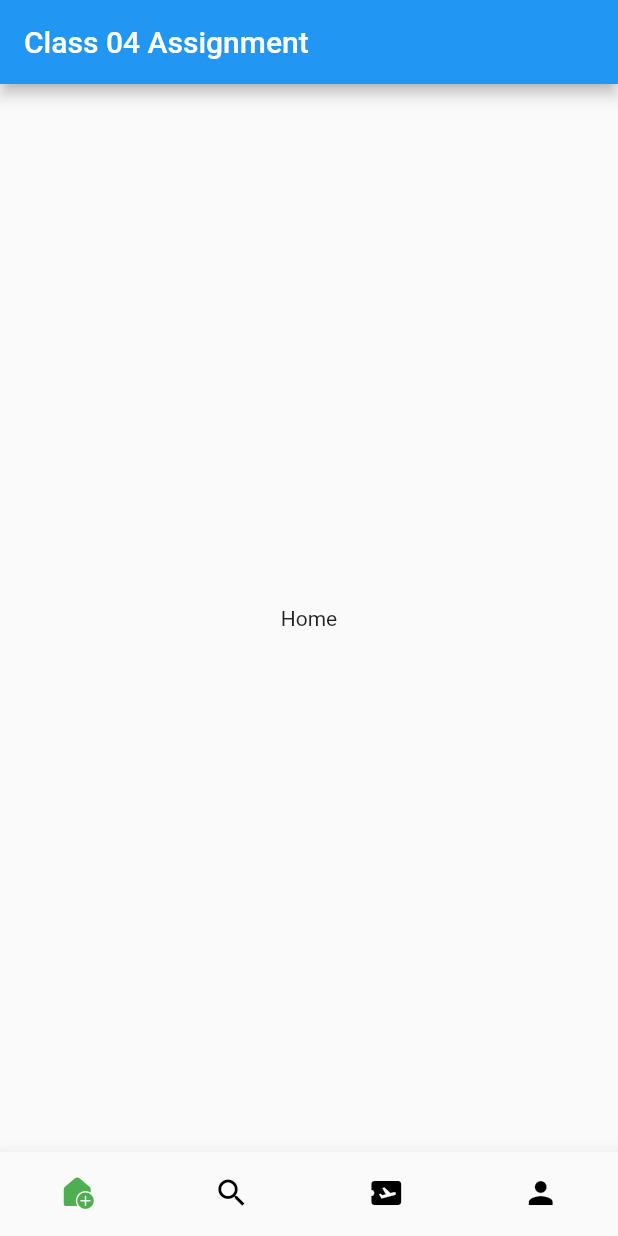
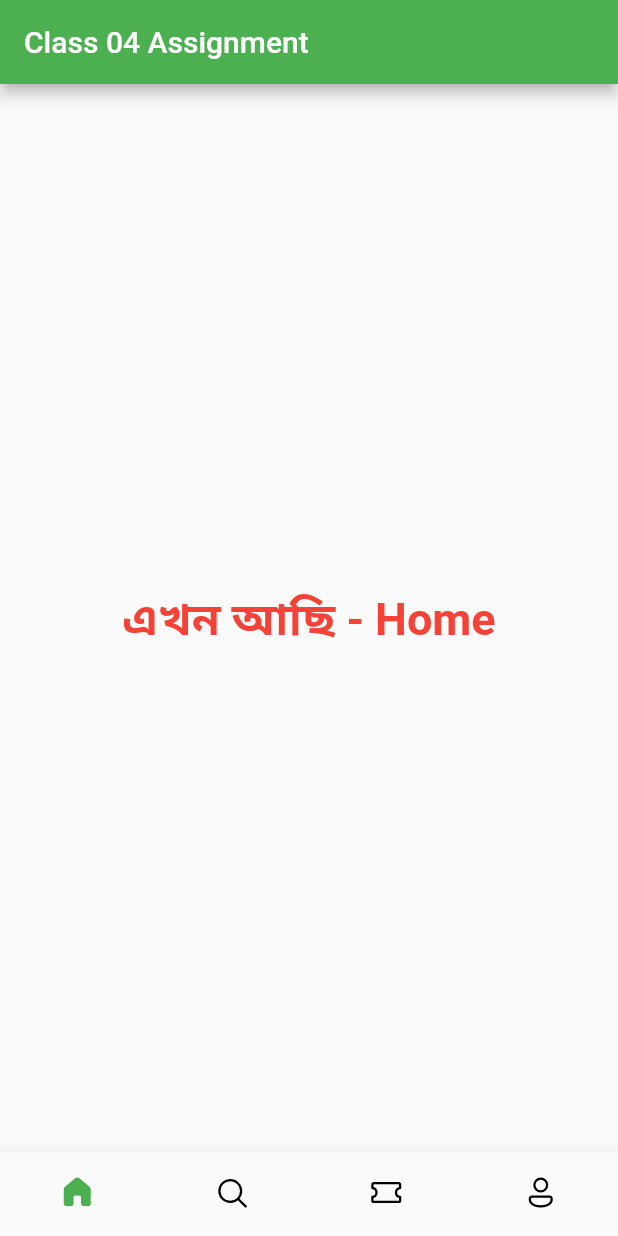
Before and after one commit to Mustack-Rabbi/Flutter_Class-04_Assignment, a Flutter app: the screen it shows after launch, on a phone screen of 412 x 824 dp. Run offline on Flutter 3.47's test engine with Material 2 defaults, Android fonts, the phone set to English and light mode, and no system bars; our stand-ins replace fluentui_icons.

Commit message:
add file

```diff
--- a/lib/main.dart
+++ b/lib/main.dart
@@ -12,6 +12,9 @@ class MyApp extends StatelessWidget {
   @override
   Widget build(BuildContext context) {
     return MaterialApp(
+      theme: ThemeData(
+        primarySwatch: Colors.green,
+      ),
       home: HomePage(),
     );
   }
--- a/lib/screen/bottom_bar.dart
+++ b/lib/screen/bottom_bar.dart
@@ -23,19 +23,38 @@ class _BottomBarState extends State<BottomBar> {
         showUnselectedLabels: false,
         selectedItemColor: Colors.green,
         unselectedItemColor: Colors.black,
-        items: [
+        items: const [
           BottomNavigationBarItem(
               icon: Icon(
                 FluentSystemIcons.ic_fluent_home_regular,
               ),
-              activeIcon: Icon(FluentSystemIcons.ic_fluent_home_add_filled),
+              activeIcon: Icon(FluentSystemIcons.ic_fluent_home_filled),
               label: "Home"),
-          const BottomNavigationBarItem(
+          BottomNavigationBarItem(
+              icon: Icon(
+                FluentSystemIcons.ic_fluent_search_regular,
+              ),
+              activeIcon: Icon(FluentSystemIcons.ic_fluent_search_filled),
+              label: "Home"),
+          BottomNavigationBarItem(
+              icon: Icon(
+                FluentSystemIcons.ic_fluent_ticket_regular,
+              ),
+              activeIcon: Icon(FluentSystemIcons.ic_fluent_ticket_filled),
+              label: "Home"),
+          BottomNavigationBarItem(
+              icon: Icon(
+                FluentSystemIcons.ic_fluent_person_regular,
+              ),
+              activeIcon: Icon(FluentSystemIcons.ic_fluent_person_filled),
+              label: "Home"),
+
+          /*    BottomNavigationBarItem(
               icon: Icon(Icons.search), label: "Search"),
-          const BottomNavigationBarItem(
+          BottomNavigationBarItem(
               icon: Icon(Icons.airplane_ticket), label: "Ticket"),
-          const BottomNavigationBarItem(
-              icon: Icon(Icons.person), label: "Profile"),
+          BottomNavigationBarItem(
+              icon: Icon(Icons.person), label: "Profile"), */
         ]);
   }
 }
--- a/lib/screen/home.dart
+++ b/lib/screen/home.dart
@@ -2,17 +2,60 @@ import 'package:class_04_assignment/screen/bottom_bar.dart';
 import 'package:flutter/material.dart';
 
 class HomePage extends StatefulWidget {
-  static final List<Widget> _widgetOptions = <Widget>[
-    const Text("Home"),
-    const Text("Search"),
-    const Text("Ticket"),
-    const Text("Profile"),
+  static final List<Widget> _widgetOptions = [
+    PageTextStyle(
+      bodyTaxt: 'Home',
+      myColors: Colors.red,
+    ),
+    PageTextStyle(
+      bodyTaxt: 'Search',
+      myColors: Colors.green,
+    ),
+    PageTextStyle(
+      bodyTaxt: 'Ticket',
+      myColors: Colors.blue,
+    ),
+    PageTextStyle(
+      bodyTaxt: 'Profile',
+      myColors: Colors.purple,
+    ),
+  ];
+/*
+  static final List<String> _colorSelection = <String>[
+    "Colors.red",
+    "Colors.green",
+    "Colors.yellow",
+    "Colors.black",
   ];
 
+  List colors = [Colors.red, Colors.yellow, Colors.blue, Colors.green];
+ */
   const HomePage({Key? key}) : super(key: key);
 
   @override
   State<HomePage> createState() => _HomePageState();
+}
+
+class PageTextStyle extends StatefulWidget {
+  PageTextStyle({Key? key, required this.bodyTaxt, this.myColors})
+      : super(key: key);
+
+  String bodyTaxt;
+  Color? myColors;
+
+  @override
+  State<PageTextStyle> createState() => _PageTextStyleState();
+}
+
+class _PageTextStyleState extends State<PageTextStyle> {
+  @override
+  Widget build(BuildContext context) {
+    return Text(
+      "এখন আছি - " + widget.bodyTaxt,
+      style: TextStyle(
+          fontSize: 30, fontWeight: FontWeight.bold, color: widget.myColors),
+    );
+  }
 }
 
 class _HomePageState extends State<HomePage> {
@@ -23,7 +66,7 @@ class _HomePageState extends State<HomePage> {
       _selectedIndex = index;
     });
 
-    print('$_selectedIndex');
+    //print('$_selectedIndex');
   }
 
   @override
```
